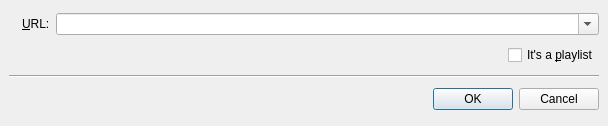
This is src/inputurl.ui in wilbert2000/wzplayer as Qt 5 draws it before an edit. The edited form follows.
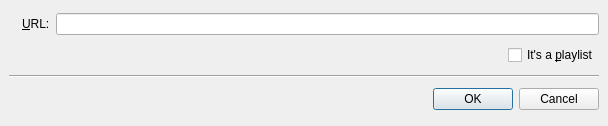
This is the edited form. Icons and pictures are not drawn.

What changed in the file:
```diff
--- a/src/inputurl.ui
+++ b/src/inputurl.ui
@@ -85,17 +85,7 @@
       </widget>
      </item>
      <item>
-      <widget class="QComboBox" name="url_edit" >
-       <property name="editable" >
-        <bool>true</bool>
-       </property>
-       <property name="sizePolicy" >
-        <sizepolicy vsizetype="Fixed" hsizetype="MinimumExpanding" >
-         <horstretch>0</horstretch>
-         <verstretch>0</verstretch>
-        </sizepolicy>
-       </property>
-      </widget>
+      <widget class="QLineEdit" name="url_edit" />
      </item>
     </layout>
    </item>
```
Left out of the diff: 15 changed lines with no effect on the pictures.
